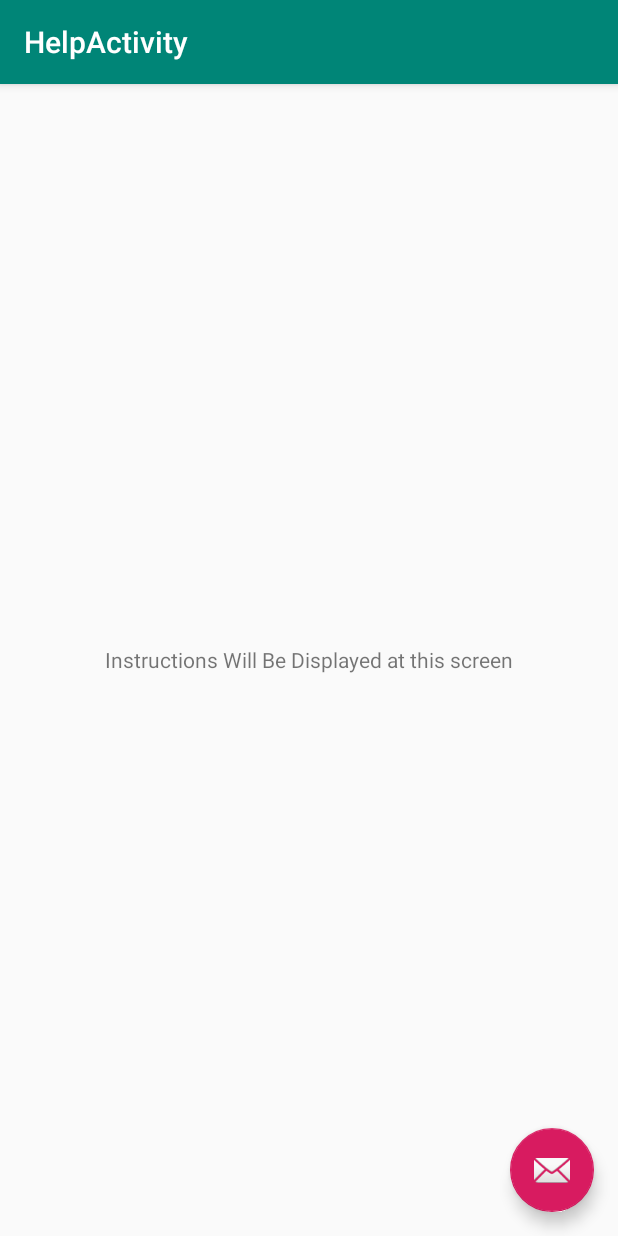
After one commit to EmreCan-Haciosmanoglu/CardsOfHearthstone, an Android app: the HelpActivity screen opened directly, with no data from a screen before it, on a phone screen of 412 x 824 dp. The commit adds this screen. Run offline under Robolectric (Android 15) with nearby library versions, the phone set to English and light mode, and no system bars.

Commit message:
HelpActivity

```diff
--- a/CardsOfHearthstone/app/src/main/AndroidManifest.xml
+++ b/CardsOfHearthstone/app/src/main/AndroidManifest.xml
@@ -34,6 +34,10 @@
         <activity
             android:name=".DetailActivity"
             android:label="@string/title_activity_detail"
+            android:theme="@style/AppTheme.NoActionBar" />
+        <activity
+            android:name=".HelpActivity"
+            android:label="@string/title_activity_help"
             android:theme="@style/AppTheme.NoActionBar"></activity>
     </application>
 
--- /dev/null
+++ b/CardsOfHearthstone/app/src/main/java/cardsofhearthstone/cardsofhearthstone/HelpActivity.java
@@ -0,0 +1,29 @@
+package cardsofhearthstone.cardsofhearthstone;
+
+import android.os.Bundle;
+import android.support.design.widget.FloatingActionButton;
+import android.support.design.widget.Snackbar;
+import android.support.v7.app.AppCompatActivity;
+import android.support.v7.widget.Toolbar;
+import android.view.View;
+
+public class HelpActivity extends AppCompatActivity {
+
+    @Override
+    protected void onCreate(Bundle savedInstanceState) {
+        super.onCreate(savedInstanceState);
+        setContentView(R.layout.activity_help);
+        Toolbar toolbar = (Toolbar) findViewById(R.id.toolbar);
+        setSupportActionBar(toolbar);
+
+        FloatingActionButton fab = (FloatingActionButton) findViewById(R.id.fab);
+        fab.setOnClickListener(new View.OnClickListener() {
+            @Override
+            public void onClick(View view) {
+                Snackbar.make(view, "Replace with your own action", Snackbar.LENGTH_LONG)
+                        .setAction("Action", null).show();
+            }
+        });
+    }
+
+}
--- a/CardsOfHearthstone/app/src/main/java/cardsofhearthstone/cardsofhearthstone/MainActivity.java
+++ b/CardsOfHearthstone/app/src/main/java/cardsofhearthstone/cardsofhearthstone/MainActivity.java
@@ -30,11 +30,11 @@ public class MainActivity extends AppCompatActivity {
                 startActivity(intent);
             }
         });
-        Button button2=(Button)findViewById(R.id.startButton);
+        Button button2=(Button)findViewById(R.id.helpButton);
         button2.setOnClickListener(new View.OnClickListener() {
             @Override
             public void onClick(View v) {
-                Intent intent=new Intent(MainActivity.this,RecyclerActivity.class);
+                Intent intent=new Intent(MainActivity.this,HelpActivity.class);
                 startActivity(intent);
             }
         });
--- /dev/null
+++ b/CardsOfHearthstone/app/src/main/res/layout/activity_help.xml
@@ -0,0 +1,33 @@
+<?xml version="1.0" encoding="utf-8"?>
+<android.support.design.widget.CoordinatorLayout xmlns:android="http://schemas.android.com/apk/res/android"
+    xmlns:app="http://schemas.android.com/apk/res-auto"
+    xmlns:tools="http://schemas.android.com/tools"
+    android:layout_width="match_parent"
+    android:layout_height="match_parent"
+    tools:context=".HelpActivity">
+
+    <android.support.design.widget.AppBarLayout
+        android:layout_width="match_parent"
+        android:layout_height="wrap_content"
+        android:theme="@style/AppTheme.AppBarOverlay">
+
+        <android.support.v7.widget.Toolbar
+            android:id="@+id/toolbar"
+            android:layout_width="match_parent"
+            android:layout_height="?attr/actionBarSize"
+            android:background="?attr/colorPrimary"
+            app:popupTheme="@style/AppTheme.PopupOverlay" />
+
+    </android.support.design.widget.AppBarLayout>
+
+    <include layout="@layout/content_help" />
+
+    <android.support.design.widget.FloatingActionButton
+        android:id="@+id/fab"
+        android:layout_width="wrap_content"
+        android:layout_height="wrap_content"
+        android:layout_gravity="bottom|end"
+        android:layout_margin="@dimen/fab_margin"
+        app:srcCompat="@android:drawable/ic_dialog_email" />
+
+</android.support.design.widget.CoordinatorLayout>
--- a/CardsOfHearthstone/app/src/main/res/layout/activity_main.xml
+++ b/CardsOfHearthstone/app/src/main/res/layout/activity_main.xml
@@ -39,7 +39,7 @@
         app:layout_constraintTop_toBottomOf="@+id/textView" />
 
     <Button
-        android:id="@+id/startButton2"
+        android:id="@+id/helpButton"
         android:layout_width="wrap_content"
         android:layout_height="wrap_content"
         android:layout_marginStart="148dp"
--- /dev/null
+++ b/CardsOfHearthstone/app/src/main/res/layout/content_help.xml
@@ -0,0 +1,19 @@
+<?xml version="1.0" encoding="utf-8"?>
+<RelativeLayout xmlns:android="http://schemas.android.com/apk/res/android"
+    xmlns:app="http://schemas.android.com/apk/res-auto"
+    xmlns:tools="http://schemas.android.com/tools"
+    android:layout_width="match_parent"
+    android:layout_height="match_parent"
+    app:layout_behavior="@string/appbar_scrolling_view_behavior"
+    tools:context=".HelpActivity"
+    tools:showIn="@layout/activity_help">
+
+    <TextView
+        android:id="@+id/textView2"
+        android:layout_width="wrap_content"
+        android:layout_height="wrap_content"
+        android:layout_centerHorizontal="true"
+        android:layout_centerVertical="true"
+
+        android:text="Instructions Will Be Displayed at this screen" />
+</RelativeLayout>
--- a/CardsOfHearthstone/app/src/main/res/values/strings.xml
+++ b/CardsOfHearthstone/app/src/main/res/values/strings.xml
@@ -76,4 +76,5 @@
 
     <string name="pref_title_vibrate">Vibrate</string>
     <string name="title_activity_detail">DetailActivity</string>
+    <string name="title_activity_help">HelpActivity</string>
 </resources>
```
